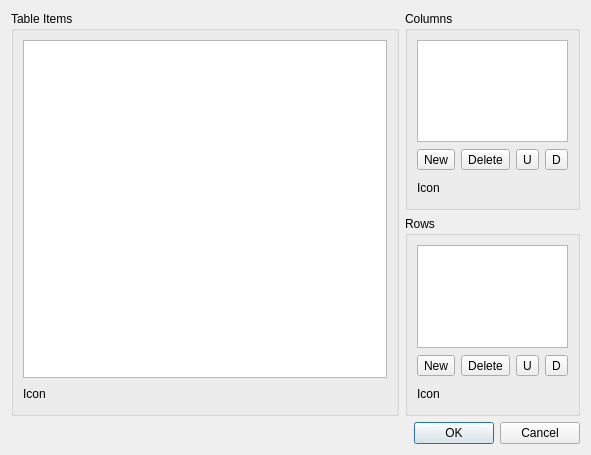
Fat-Zer/qt4-historical, file tools/designer/src/components/taskmenu/tablewidgeteditor.ui: the form before one commit.
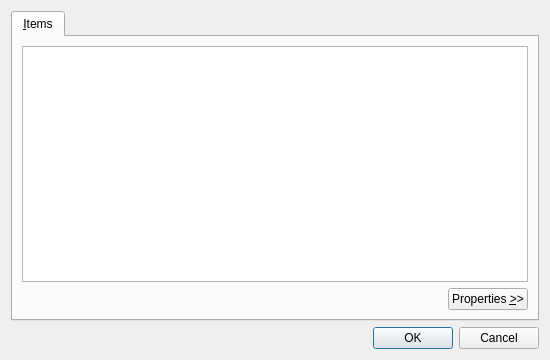
The form after the commit. Custom widgets are drawn as their Qt base class.

The edit to the form file:
```diff
--- a/tools/designer/src/components/taskmenu/tablewidgeteditor.ui
+++ b/tools/designer/src/components/taskmenu/tablewidgeteditor.ui
@@ -41,58 +41,69 @@
    <rect>
     <x>0</x>
     <y>0</y>
-    <width>591</width>
-    <height>455</height>
+    <width>550</width>
+    <height>360</height>
    </rect>
   </property>
   <property name="windowTitle" >
    <string>Edit Table Widget</string>
   </property>
-  <layout class="QGridLayout" name="gridLayout_4" >
-   <item row="0" column="0" >
-    <widget class="QGroupBox" name="itemsBox" >
-     <property name="title" >
-      <string>Table Items</string>
+  <layout class="QVBoxLayout" name="verticalLayout" >
+   <item>
+    <widget class="QTabWidget" name="tabWidget" >
+     <property name="currentIndex" >
+      <number>0</number>
      </property>
-     <layout class="QGridLayout" name="gridLayout" >
-      <item row="0" column="0" >
-       <widget class="QTableWidget" name="tableWidget" >
-        <property name="toolTip" >
-         <string>Table Items</string>
-        </property>
-       </widget>
-      </item>
-      <item row="1" column="0" >
-       <layout class="QHBoxLayout" name="horizontalLayout_5" >
-        <item>
-         <widget class="QLabel" name="label_3" >
-          <property name="text" >
-           <string>Icon</string>
+     <widget class="QWidget" name="itemsTab" >
+      <attribute name="title" >
+       <string>&amp;Items</string>
+      </attribute>
+      <layout class="QVBoxLayout" name="verticalLayout_2" >
+       <item>
+        <widget class="QWidget" native="1" name="widget" >
+         <layout class="QVBoxLayout" name="verticalLayout_3" >
+          <property name="margin" >
+           <number>0</number>
           </property>
-         </widget>
-        </item>
-        <item>
-         <widget class="qdesigner_internal::IconSelector" native="1" name="itemIconSelector" />
-        </item>
-        <item>
-         <spacer name="horizontalSpacer" >
-          <property name="orientation" >
-           <enum>Qt::Horizontal</enum>
-          </property>
-          <property name="sizeHint" stdset="0" >
-           <size>
-            <width>40</width>
-            <height>20</height>
-           </size>
-          </property>
-         </spacer>
-        </item>
-       </layout>
-      </item>
-     </layout>
+          <item>
+           <widget class="QTableWidget" name="tableWidget" >
+            <property name="toolTip" >
+             <string>Table Items</string>
+            </property>
+           </widget>
+          </item>
+          <item>
+           <layout class="QHBoxLayout" name="buttonsLayout" >
+            <item>
+             <spacer name="horizontalSpacer" >
+              <property name="orientation" >
+               <enum>Qt::Horizontal</enum>
+              </property>
+              <property name="sizeHint" stdset="0" >
+               <size>
+                <width>40</width>
+                <height>20</height>
+               </size>
+              </property>
+             </spacer>
+            </item>
+            <item>
+             <widget class="QPushButton" name="showPropertiesButton" >
+              <property name="text" >
+               <string>Properties &amp;>></string>
+              </property>
+             </widget>
+            </item>
+           </layout>
+          </item>
+         </layout>
+        </widget>
+       </item>
+      </layout>
+     </widget>
     </widget>
    </item>
-   <item row="1" column="0" colspan="2" >
+   <item>
     <widget class="QDialogButtonBox" name="buttonBox" >
      <property name="orientation" >
       <enum>Qt::Horizontal</enum>
@@ -102,265 +113,11 @@
      </property>
     </widget>
    </item>
-   <item row="0" column="1" >
-    <widget class="QWidget" native="1" name="widget" >
-     <property name="sizePolicy" >
-      <sizepolicy vsizetype="Preferred" hsizetype="Fixed" >
-       <horstretch>0</horstretch>
-       <verstretch>0</verstretch>
-      </sizepolicy>
-     </property>
-     <layout class="QVBoxLayout" name="verticalLayout" >
-      <property name="margin" >
-       <number>0</number>
-      </property>
-      <item>
-       <widget class="QGroupBox" name="columnsBox" >
-        <property name="title" >
-         <string>Columns</string>
-        </property>
-        <layout class="QGridLayout" name="gridLayout_2" >
-         <item row="0" column="0" >
-          <widget class="QListWidget" name="columnsListWidget" >
-           <property name="sizePolicy" >
-            <sizepolicy vsizetype="Expanding" hsizetype="Ignored" >
-             <horstretch>0</horstretch>
-             <verstretch>0</verstretch>
-            </sizepolicy>
-           </property>
-           <property name="focusPolicy" >
-            <enum>Qt::TabFocus</enum>
-           </property>
-           <property name="toolTip" >
-            <string>Table Columns</string>
-           </property>
-          </widget>
-         </item>
-         <item row="1" column="0" >
-          <layout class="QHBoxLayout" name="horizontalLayout_3" >
-           <item>
-            <widget class="QToolButton" name="newColumnButton" >
-             <property name="toolTip" >
-              <string>New Column</string>
-             </property>
-             <property name="text" >
-              <string>New</string>
-             </property>
-            </widget>
-           </item>
-           <item>
-            <widget class="QToolButton" name="deleteColumnButton" >
-             <property name="toolTip" >
-              <string>Delete Column</string>
-             </property>
-             <property name="text" >
-              <string>Delete</string>
-             </property>
-            </widget>
-           </item>
-           <item>
-            <spacer>
-             <property name="orientation" >
-              <enum>Qt::Horizontal</enum>
-             </property>
-             <property name="sizeHint" stdset="0" >
-              <size>
-               <width>0</width>
-               <height>23</height>
-              </size>
-             </property>
-            </spacer>
-           </item>
-           <item>
-            <widget class="QToolButton" name="moveColumnUpButton" >
-             <property name="toolTip" >
-              <string>Move Column Up</string>
-             </property>
-             <property name="text" >
-              <string>U</string>
-             </property>
-            </widget>
-           </item>
-           <item>
-            <widget class="QToolButton" name="moveColumnDownButton" >
-             <property name="toolTip" >
-              <string>Move Column Down</string>
-             </property>
-             <property name="text" >
-              <string>D</string>
-             </property>
-            </widget>
-           </item>
-          </layout>
-         </item>
-         <item row="2" column="0" >
-          <layout class="QHBoxLayout" name="horizontalLayout_2" >
-           <item>
-            <widget class="QLabel" name="label" >
-             <property name="text" >
-              <string>Icon</string>
-             </property>
-            </widget>
-           </item>
-           <item>
-            <widget class="qdesigner_internal::IconSelector" native="1" name="columnIconSelector" />
-           </item>
-           <item>
-            <spacer>
-             <property name="orientation" >
-              <enum>Qt::Horizontal</enum>
-             </property>
-             <property name="sizeHint" stdset="0" >
-              <size>
-               <width>0</width>
-               <height>21</height>
-              </size>
-             </property>
-            </spacer>
-           </item>
-          </layout>
-         </item>
-        </layout>
-       </widget>
-      </item>
-      <item>
-       <widget class="QGroupBox" name="rowsBox" >
-        <property name="title" >
-         <string>Rows</string>
-        </property>
-        <layout class="QGridLayout" name="gridLayout_3" >
-         <item row="0" column="0" >
-          <widget class="QListWidget" name="rowsListWidget" >
-           <property name="sizePolicy" >
-            <sizepolicy vsizetype="Expanding" hsizetype="Ignored" >
-             <horstretch>0</horstretch>
-             <verstretch>0</verstretch>
-            </sizepolicy>
-           </property>
-           <property name="focusPolicy" >
-            <enum>Qt::TabFocus</enum>
-           </property>
-           <property name="toolTip" >
-            <string>Table Rows</string>
-           </property>
-          </widget>
-         </item>
-         <item row="1" column="0" >
-          <layout class="QHBoxLayout" name="horizontalLayout_4" >
-           <item>
-            <widget class="QToolButton" name="newRowButton" >
-             <property name="toolTip" >
-              <string>New Row</string>
-             </property>
-             <property name="text" >
-              <string>New</string>
-             </property>
-            </widget>
-           </item>
-           <item>
-            <widget class="QToolButton" name="deleteRowButton" >
-             <property name="toolTip" >
-              <string>Delete Row</string>
-             </property>
-             <property name="text" >
-              <string>Delete</string>
-             </property>
-            </widget>
-           </item>
-           <item>
-            <spacer>
-             <property name="orientation" >
-              <enum>Qt::Horizontal</enum>
-             </property>
-             <property name="sizeHint" stdset="0" >
-              <size>
-               <width>0</width>
-               <height>23</height>
-              </size>
-             </property>
-            </spacer>
-           </item>
-           <item>
-            <widget class="QToolButton" name="moveRowUpButton" >
-             <property name="toolTip" >
-              <string>Move Row Up</string>
-             </property>
-             <property name="text" >
-              <string>U</string>
-             </property>
-            </widget>
-           </item>
-           <item>
-            <widget class="QToolButton" name="moveRowDownButton" >
-             <property name="toolTip" >
-              <string>Move Row Down</string>
-             </property>
-             <property name="text" >
-              <string>D</string>
-             </property>
-            </widget>
-           </item>
-          </layout>
-         </item>
-         <item row="2" column="0" >
-          <layout class="QHBoxLayout" name="horizontalLayout" >
-           <item>
-            <widget class="QLabel" name="label_2" >
-             <property name="text" >
-              <string>Icon</string>
-             </property>
-            </widget>
-           </item>
-           <item>
-            <widget class="qdesigner_internal::IconSelector" native="1" name="rowIconSelector" />
-           </item>
-           <item>
-            <spacer>
-             <property name="orientation" >
-              <enum>Qt::Horizontal</enum>
-             </property>
-             <property name="sizeHint" stdset="0" >
-              <size>
-               <width>0</width>
-               <height>21</height>
-              </size>
-             </property>
-            </spacer>
-           </item>
-          </layout>
-         </item>
-        </layout>
-       </widget>
-      </item>
-     </layout>
-    </widget>
-   </item>
   </layout>
   <zorder>itemsBox</zorder>
   <zorder>buttonBox</zorder>
   <zorder>widget</zorder>
  </widget>
- <customwidgets>
-  <customwidget>
-   <class>qdesigner_internal::IconSelector</class>
-   <extends>QWidget</extends>
-   <header>iconselector_p.h</header>
-   <container>1</container>
-  </customwidget>
- </customwidgets>
- <tabstops>
-  <tabstop>tableWidget</tabstop>
-  <tabstop>columnsListWidget</tabstop>
-  <tabstop>newColumnButton</tabstop>
-  <tabstop>deleteColumnButton</tabstop>
-  <tabstop>moveColumnUpButton</tabstop>
-  <tabstop>moveColumnDownButton</tabstop>
-  <tabstop>rowsListWidget</tabstop>
-  <tabstop>newRowButton</tabstop>
-  <tabstop>deleteRowButton</tabstop>
-  <tabstop>moveRowUpButton</tabstop>
-  <tabstop>moveRowDownButton</tabstop>
- </tabstops>
  <resources/>
  <connections>
   <connection>
```
Left out of the diff: 39 changed lines with no effect on the pictures.
